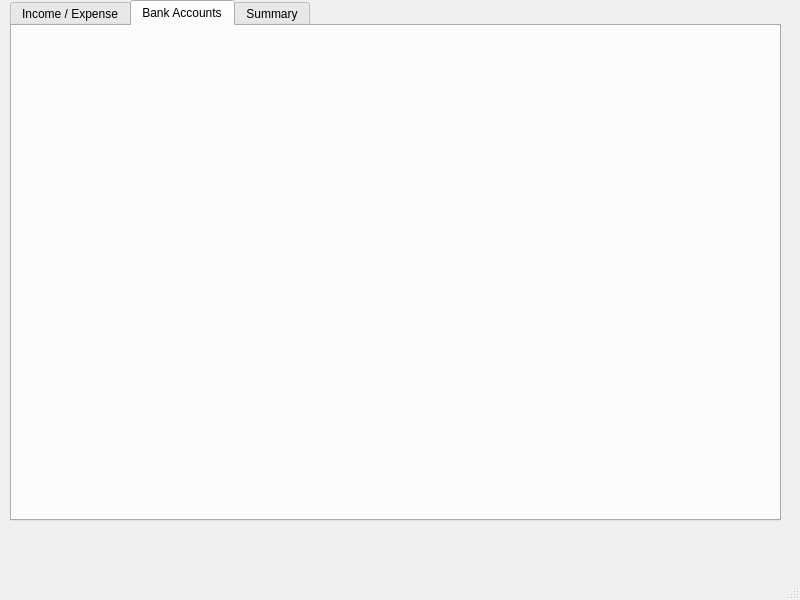
The window that form.ui (Devel-ash/Expense-tracker) describes before a commit, drawn with Qt 5.
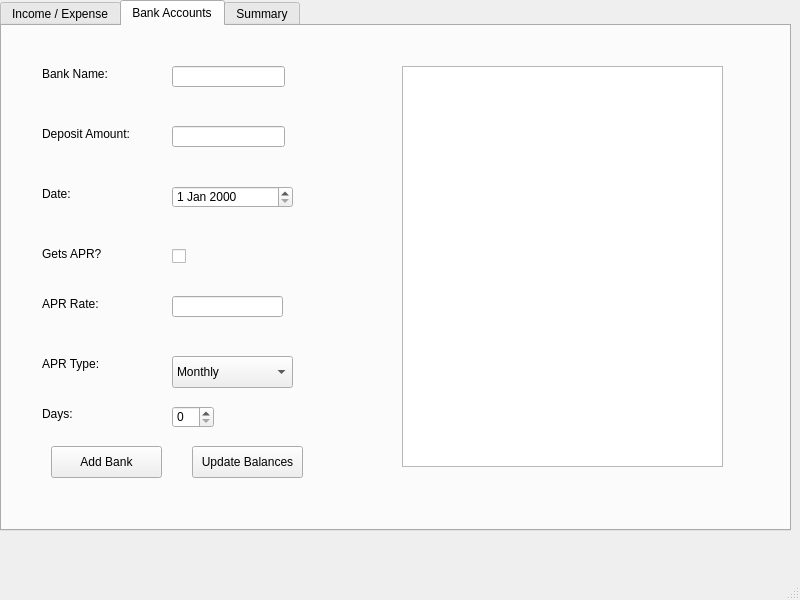
The same window after the commit. The open tabs and pages were chosen to show the change.

Commit message: added bank account tab

```diff
--- a/form.ui
+++ b/form.ui
@@ -17,10 +17,10 @@
    <widget class="QTabWidget" name="tabWidget">
     <property name="geometry">
      <rect>
-      <x>10</x>
+      <x>0</x>
       <y>0</y>
-      <width>771</width>
-      <height>521</height>
+      <width>791</width>
+      <height>531</height>
      </rect>
     </property>
     <property name="currentIndex">
@@ -186,6 +186,216 @@
      <attribute name="title">
       <string>Bank Accounts</string>
      </attribute>
+     <widget class="QLabel" name="label">
+      <property name="geometry">
+       <rect>
+        <x>40</x>
+        <y>40</y>
+        <width>81</width>
+        <height>16</height>
+       </rect>
+      </property>
+      <property name="text">
+       <string>Bank Name:</string>
+      </property>
+     </widget>
+     <widget class="QLabel" name="label_2">
+      <property name="geometry">
+       <rect>
+        <x>40</x>
+        <y>100</y>
+        <width>111</width>
+        <height>16</height>
+       </rect>
+      </property>
+      <property name="text">
+       <string>Deposit Amount:</string>
+      </property>
+     </widget>
+     <widget class="QLabel" name="label_3">
+      <property name="geometry">
+       <rect>
+        <x>40</x>
+        <y>160</y>
+        <width>58</width>
+        <height>16</height>
+       </rect>
+      </property>
+      <property name="text">
+       <string>Date:</string>
+      </property>
+     </widget>
+     <widget class="QLabel" name="label_4">
+      <property name="geometry">
+       <rect>
+        <x>40</x>
+        <y>220</y>
+        <width>71</width>
+        <height>16</height>
+       </rect>
+      </property>
+      <property name="text">
+       <string>Gets APR?</string>
+      </property>
+     </widget>
+     <widget class="QLabel" name="label_5">
+      <property name="geometry">
+       <rect>
+        <x>40</x>
+        <y>270</y>
+        <width>81</width>
+        <height>16</height>
+       </rect>
+      </property>
+      <property name="text">
+       <string>APR Rate:</string>
+      </property>
+     </widget>
+     <widget class="QLabel" name="label_6">
+      <property name="geometry">
+       <rect>
+        <x>40</x>
+        <y>330</y>
+        <width>71</width>
+        <height>16</height>
+       </rect>
+      </property>
+      <property name="text">
+       <string>APR Type:</string>
+      </property>
+     </widget>
+     <widget class="QLabel" name="label_7">
+      <property name="geometry">
+       <rect>
+        <x>40</x>
+        <y>380</y>
+        <width>58</width>
+        <height>16</height>
+       </rect>
+      </property>
+      <property name="text">
+       <string>Days:</string>
+      </property>
+     </widget>
+     <widget class="QPushButton" name="pushButton">
+      <property name="geometry">
+       <rect>
+        <x>49</x>
+        <y>420</y>
+        <width>111</width>
+        <height>32</height>
+       </rect>
+      </property>
+      <property name="text">
+       <string>Add Bank</string>
+      </property>
+     </widget>
+     <widget class="QPushButton" name="pushButton_2">
+      <property name="geometry">
+       <rect>
+        <x>190</x>
+        <y>420</y>
+        <width>111</width>
+        <height>32</height>
+       </rect>
+      </property>
+      <property name="text">
+       <string>Update Balances</string>
+      </property>
+     </widget>
+     <widget class="QLineEdit" name="lineEdit">
+      <property name="geometry">
+       <rect>
+        <x>170</x>
+        <y>40</y>
+        <width>113</width>
+        <height>21</height>
+       </rect>
+      </property>
+     </widget>
+     <widget class="QLineEdit" name="lineEdit_2">
+      <property name="geometry">
+       <rect>
+        <x>170</x>
+        <y>100</y>
+        <width>113</width>
+        <height>21</height>
+       </rect>
+      </property>
+     </widget>
+     <widget class="QLineEdit" name="lineEdit_4">
+      <property name="geometry">
+       <rect>
+        <x>170</x>
+        <y>270</y>
+        <width>111</width>
+        <height>21</height>
+       </rect>
+      </property>
+     </widget>
+     <widget class="QDateEdit" name="dateEdit">
+      <property name="geometry">
+       <rect>
+        <x>170</x>
+        <y>160</y>
+        <width>121</width>
+        <height>22</height>
+       </rect>
+      </property>
+     </widget>
+     <widget class="QCheckBox" name="checkBox">
+      <property name="geometry">
+       <rect>
+        <x>170</x>
+        <y>220</y>
+        <width>85</width>
+        <height>20</height>
+       </rect>
+      </property>
+      <property name="text">
+       <string/>
+      </property>
+     </widget>
+     <widget class="QComboBox" name="comboBox">
+      <property name="geometry">
+       <rect>
+        <x>170</x>
+        <y>330</y>
+        <width>121</width>
+        <height>32</height>
+       </rect>
+      </property>
+      <item>
+       <property name="text">
+        <string>Monthly</string>
+       </property>
+      </item>
+      <item>
+       <property name="text">
+        <string>Annually</string>
+       </property>
+      </item>
+     </widget>
+     <widget class="QSpinBox" name="spinBox">
+      <property name="geometry">
+       <rect>
+        <x>170</x>
+        <y>380</y>
+        <width>42</width>
+        <height>22</height>
+       </rect>
+      </property>
+     </widget>
+     <widget class="QTableView" name="tableView">
+      <property name="geometry">
+       <rect>
+        <x>400</x>
+        <y>40</y>
+        <width>321</width>
+        <height>401</height>
+       </rect>
+      </property>
+     </widget>
     </widget>
     <widget class="QWidget" name="tab_3">
      <attribute name="title">
```
Left out of the diff: 16 changed lines with no effect on the pictures. The commit also changes 2 other files.
